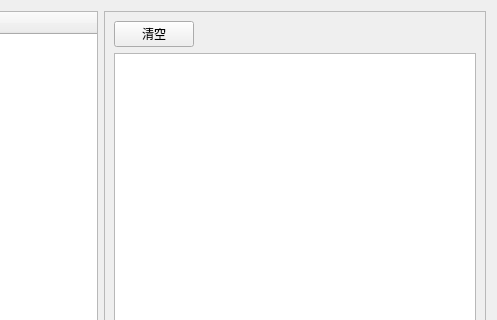
Before: the Qt Designer form Sajet/serverip.ui in Varlike0013/OracleQtMES, drawn with Qt 5; both pictures show x 295 to 792 and y 0 to 320 of the 792 by 554 pixel window.
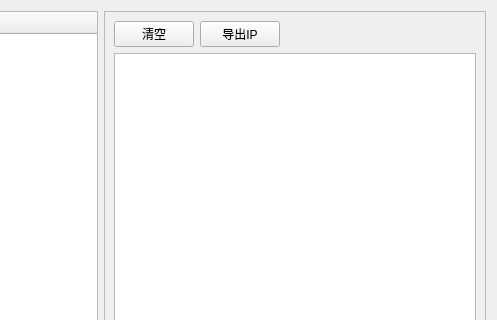
After: the same form once the commit is applied.

The edit to the form file:
```diff
--- a/Sajet/serverip.ui
+++ b/Sajet/serverip.ui
@@ -47,6 +47,13 @@
           </property>
          </widget>
         </item>
+        <item>
+         <widget class="QPushButton" name="pushButtonOut">
+          <property name="text">
+           <string>导出IP</string>
+          </property>
+         </widget>
+        </item>
         <item>
          <spacer name="horizontalSpacer">
           <property name="orientation">
```
